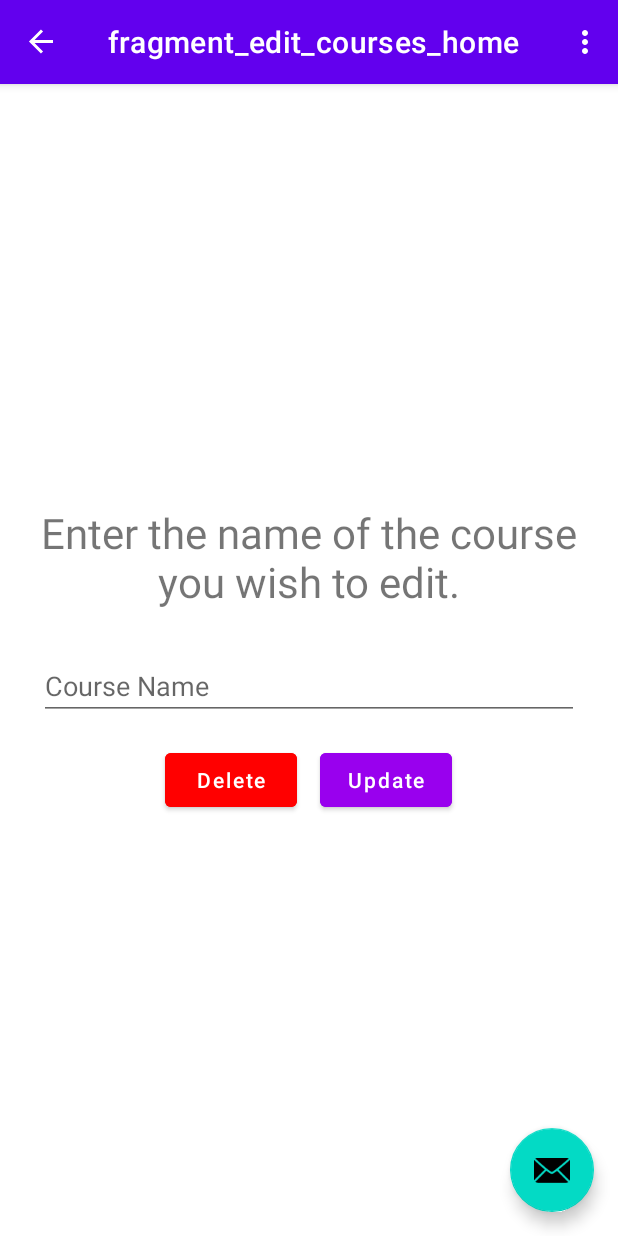
After one commit to A-Jatana/B07Project, an Android app: the EditCoursesHome screen opened through its navigation route, on a phone screen of 412 x 824 dp. The commit adds this screen. Run offline under Robolectric (Android 15) with nearby library versions, the phone set to English and light mode, and no system bars; our stand-ins replace navigation-ui.

Commit message:
navgraph latest version + admin edit course fragment layout

```diff
--- /dev/null
+++ b/B07ProjectApp/app/src/main/java/com/example/b07projectapp/EditCoursesHome.java
@@ -0,0 +1,64 @@
+package com.example.b07projectapp;
+
+import android.os.Bundle;
+
+import androidx.fragment.app.Fragment;
+
+import android.view.LayoutInflater;
+import android.view.View;
+import android.view.ViewGroup;
+
+/**
+ * A simple {@link Fragment} subclass.
+ * Use the {@link EditCoursesHome#newInstance} factory method to
+ * create an instance of this fragment.
+ */
+public class EditCoursesHome extends Fragment {
+
+    // TODO: Rename parameter arguments, choose names that match
+    // the fragment initialization parameters, e.g. ARG_ITEM_NUMBER
+    private static final String ARG_PARAM1 = "param1";
+    private static final String ARG_PARAM2 = "param2";
+
+    // TODO: Rename and change types of parameters
+    private String mParam1;
+    private String mParam2;
+
+    public EditCoursesHome() {
+        // Required empty public constructor
+    }
+
+    /**
+     * Use this factory method to create a new instance of
+     * this fragment using the provided parameters.
+     *
+     * @param param1 Parameter 1.
+     * @param param2 Parameter 2.
+     * @return A new instance of fragment EditCoursesHome.
+     */
+    // TODO: Rename and change types and number of parameters
+    public static EditCoursesHome newInstance(String param1, String param2) {
+        EditCoursesHome fragment = new EditCoursesHome();
+        Bundle args = new Bundle();
+        args.putString(ARG_PARAM1, param1);
+        args.putString(ARG_PARAM2, param2);
+        fragment.setArguments(args);
+        return fragment;
+    }
+
+    @Override
+    public void onCreate(Bundle savedInstanceState) {
+        super.onCreate(savedInstanceState);
+        if (getArguments() != null) {
+            mParam1 = getArguments().getString(ARG_PARAM1);
+            mParam2 = getArguments().getString(ARG_PARAM2);
+        }
+    }
+
+    @Override
+    public View onCreateView(LayoutInflater inflater, ViewGroup container,
+                             Bundle savedInstanceState) {
+        // Inflate the layout for this fragment
+        return inflater.inflate(R.layout.fragment_edit_courses_home, container, false);
+    }
+}
--- /dev/null
+++ b/B07ProjectApp/app/src/main/res/layout/fragment_edit_courses_home.xml
@@ -0,0 +1,54 @@
+<?xml version="1.0" encoding="utf-8"?>
+
+<LinearLayout xmlns:android="http://schemas.android.com/apk/res/android"
+    xmlns:tools="http://schemas.android.com/tools"
+    android:layout_width="match_parent"
+    android:layout_height="match_parent"
+    android:gravity="center"
+    android:orientation="vertical"
+    android:padding="26dp"
+    xmlns:app="http://schemas.android.com/apk/res-auto"
+    tools:context=".StudentLogin">
+
+    <TextView
+        android:layout_width="match_parent"
+        android:layout_height="wrap_content"
+        android:gravity="center"
+        android:text="Enter the name of the course you wish to edit."
+        android:textSize = "28sp" />
+
+    <EditText
+        android:id="@+id/inputEditCourseName"
+        android:layout_width="match_parent"
+        android:layout_height="wrap_content"
+        android:layout_marginTop="28dp"
+        android:layout_marginBottom="16dp"
+        android:hint="@string/prompt_courseName"
+        android:textSize="18sp"/>
+
+
+    <LinearLayout
+        android:layout_width="match_parent"
+        android:layout_height="wrap_content"
+        android:gravity="center">
+
+        <Button
+            android:id="@+id/delete_course_button"
+            android:layout_width="wrap_content"
+            android:layout_height="wrap_content"
+            android:layout_marginRight="15dp"
+            android:text="Delete"
+            android:backgroundTint="#FF00"
+            android:textColor="@color/white"
+            android:textAllCaps="false"/>
+
+        <Button
+            android:id="@+id/update_course_button"
+            android:layout_width="wrap_content"
+            android:layout_height="wrap_content"
+            android:text="Update"
+            android:backgroundTint="#90E"
+            android:textColor="@color/white"
+            android:textAllCaps="false"/>
+    </LinearLayout>
+</LinearLayout>
--- a/B07ProjectApp/app/src/main/res/navigation/nav_graph.xml
+++ b/B07ProjectApp/app/src/main/res/navigation/nav_graph.xml
@@ -45,6 +45,9 @@
         <action
             android:id="@+id/action_adminHome_to_adminAddCourse"
             app:destination="@id/adminAddCourse" />
+        <action
+            android:id="@+id/action_adminHome_to_editCoursesHome"
+            app:destination="@id/editCoursesHome" />
     </fragment>
     <fragment
         android:id="@+id/studentAddCourse2"
@@ -69,4 +72,9 @@
             android:id="@+id/action_studentSignup_to_studentAddCourse2"
             app:destination="@id/studentAddCourse2" />
     </fragment>
+    <fragment
+        android:id="@+id/editCoursesHome"
+        android:name="com.example.b07projectapp.EditCoursesHome"
+        android:label="fragment_edit_courses_home"
+        tools:layout="@layout/fragment_edit_courses_home" />
 </navigation>
--- a/B07ProjectApp/app/src/main/res/values/strings.xml
+++ b/B07ProjectApp/app/src/main/res/values/strings.xml
@@ -40,4 +40,6 @@
     <string name="welcome_admin">Welcome Admin</string>
     <string name="choice">Do you want to...</string>
     <string name="view_edit_button_text">View/Edit Courses</string>
+    <!-- Strings related to admin edit course-->
+    <string name="edit_message">Enter the name of the course you wish to edit</string>
 </resources>
```
